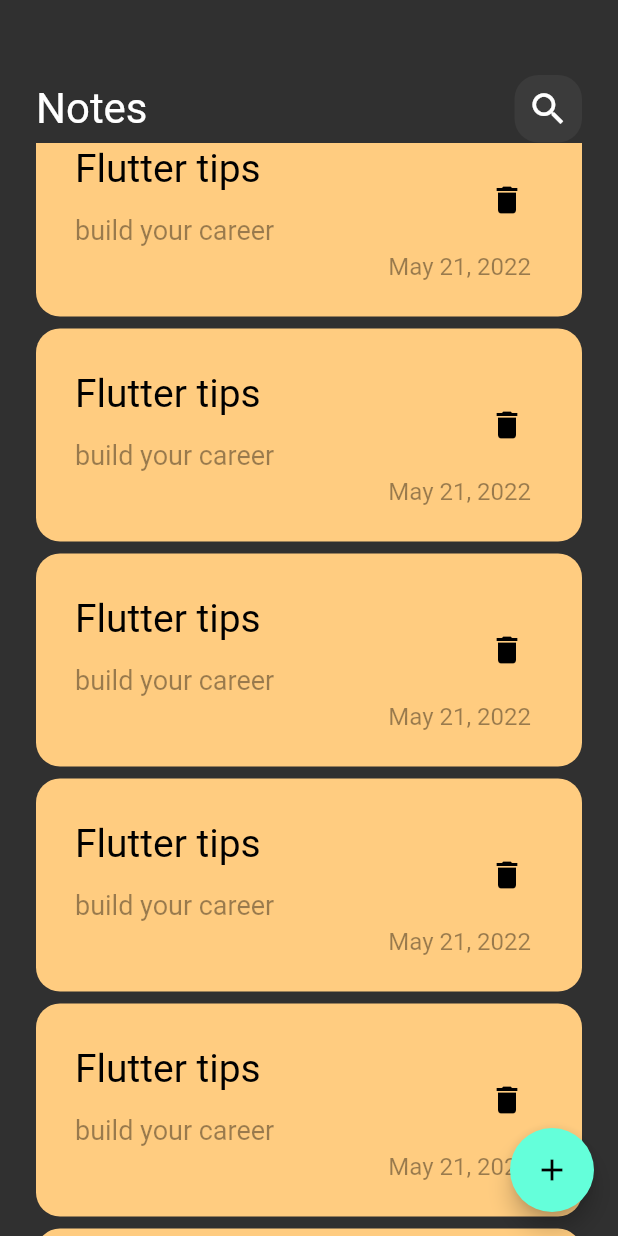
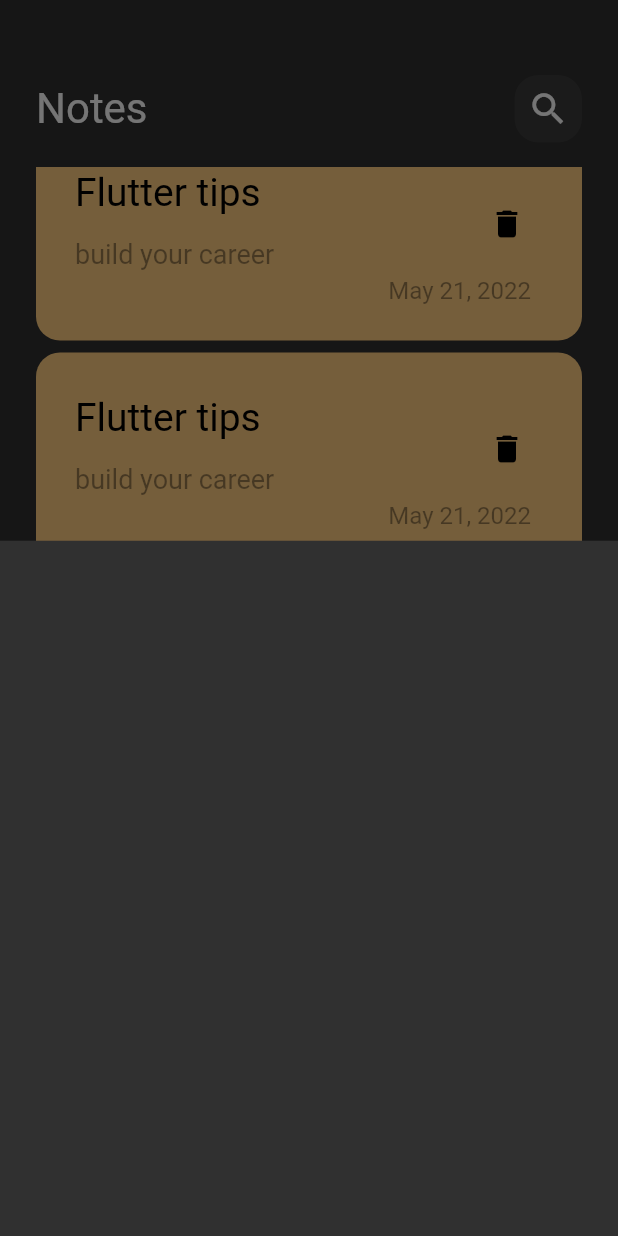
Before and after one commit to alexanderell/dia_note, a Flutter app: the screen it shows after launch, scrolled down 2880 dp, after a tap on the "add" icon, on a phone screen of 412 x 824 dp. Run offline on Flutter 3.47's test engine with Material 2 defaults, Android fonts, the phone set to English and light mode, and no system bars.

Commit message:
Extracted note sheet class

```diff
--- a/lib/views/note_view.dart
+++ b/lib/views/note_view.dart
@@ -1,4 +1,5 @@
 import 'package:flutter/material.dart';
+import 'package:progprojekt/views/widgets/note_bottom_sheet.dart';
 import 'package:progprojekt/views/widgets/note_view_body.dart';
 
 class NoteView extends StatelessWidget {
@@ -8,7 +9,13 @@ class NoteView extends StatelessWidget {
   Widget build(BuildContext context) {
     return Scaffold(
       floatingActionButton: FloatingActionButton(
-        onPressed: () {},
+        onPressed: () {
+          showModalBottomSheet(context: context, builder: (context)
+          {
+            return const NoteBottomSheet();
+          }
+          );
+        },
         child: const Icon(Icons.add),
       ),
       body: const NoteViewBody(),
--- a/lib/views/widgets/note_bottom_sheet.dart
+++ b/lib/views/widgets/note_bottom_sheet.dart
@@ -0,0 +1,10 @@
+import 'package:flutter/material.dart';
+
+class NoteBottomSheet extends StatelessWidget{
+  const NoteBottomSheet({Key? key}) : super(key: key);
+
+  @override
+  Widget build(BuildContext context){
+    return Container();
+  }
+}
--- a/lib/views/widgets/notes_list_view.dart
+++ b/lib/views/widgets/notes_list_view.dart
@@ -6,11 +6,16 @@ class NotesListView extends StatelessWidget {
 
   @override
   Widget build(BuildContext context) {
-    return ListView.builder(itemBuilder: (context, index) {
-      return const Padding(
-        padding: const EdgeInsets.symmetric(vertical: 4),
-        child: const CustomNoteItem(),
-      );
-    });
+    return Padding(
+      padding: const EdgeInsets.symmetric(vertical: 16),
+      child: ListView.builder(
+          padding: EdgeInsets.zero,
+          itemBuilder: (context, index) {
+        return const Padding(
+          padding: const EdgeInsets.symmetric(vertical: 4),
+          child: const CustomNoteItem(),
+        );
+      }),
+    );
   }
 }
```
